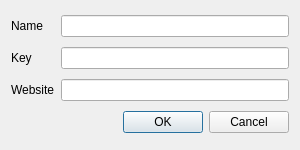
Qt form NewTOTPDialog.ui (mchecca/QFactor) before a commit.
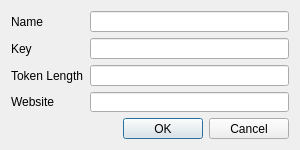
The same form after that commit.

Commit message: Add ability to specify token length

The edit to the form file:
```diff
--- a/NewTOTPDialog.ui
+++ b/NewTOTPDialog.ui
@@ -20,16 +20,6 @@
    <string>Add New TOTP Key</string>
   </property>
   <layout class="QGridLayout" name="gridLayout">
-   <item row="4" column="0" colspan="2">
-    <widget class="QDialogButtonBox" name="buttonBox">
-     <property name="orientation">
-      <enum>Qt::Horizontal</enum>
-     </property>
-     <property name="standardButtons">
-      <set>QDialogButtonBox::Cancel|QDialogButtonBox::Ok</set>
-     </property>
-    </widget>
-   </item>
    <item row="1" column="0">
     <widget class="QLabel" name="lblName">
      <property name="text">
@@ -43,6 +33,26 @@
    <item row="2" column="1">
     <widget class="QLineEdit" name="txtKey"/>
    </item>
+   <item row="4" column="0">
+    <widget class="QLabel" name="lblWebsite">
+     <property name="text">
+      <string>Website</string>
+     </property>
+    </widget>
+   </item>
+   <item row="4" column="1">
+    <widget class="QLineEdit" name="txtWebsite"/>
+   </item>
+   <item row="5" column="0" colspan="2">
+    <widget class="QDialogButtonBox" name="buttonBox">
+     <property name="orientation">
+      <enum>Qt::Horizontal</enum>
+     </property>
+     <property name="standardButtons">
+      <set>QDialogButtonBox::Cancel|QDialogButtonBox::Ok</set>
+     </property>
+    </widget>
+   </item>
    <item row="2" column="0">
     <widget class="QLabel" name="lblKey">
      <property name="text">
@@ -50,13 +60,17 @@
      </property>
     </widget>
    </item>
-   <item row="3" column="1">
-    <widget class="QLineEdit" name="txtWebsite"/>
-   </item>
    <item row="3" column="0">
-    <widget class="QLabel" name="lblWebsite">
+    <widget class="QLabel" name="lblTokenLength">
      <property name="text">
-      <string>Website</string>
+      <string>Token Length</string>
+     </property>
+    </widget>
+   </item>
+   <item row="3" column="1">
+    <widget class="QLineEdit" name="txtTokenLength">
+     <property name="text">
+      <string/>
      </property>
     </widget>
    </item>
```
Left out of the diff: 6 changed lines with no effect on the pictures. The commit also changes 6 other files.
